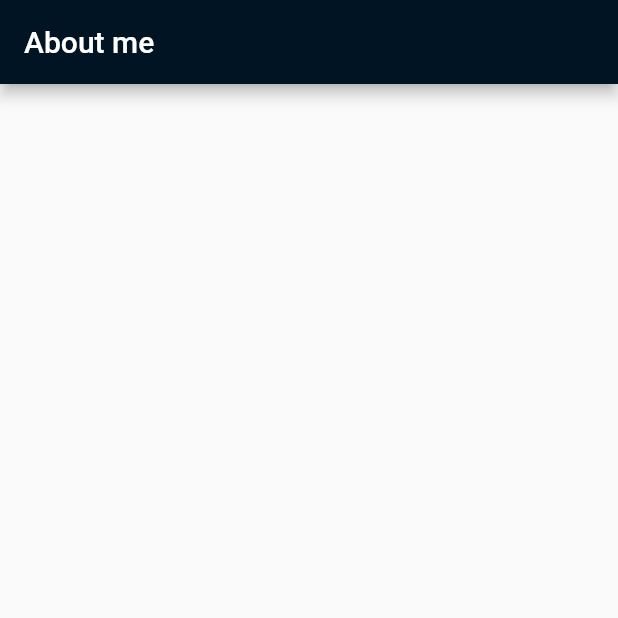
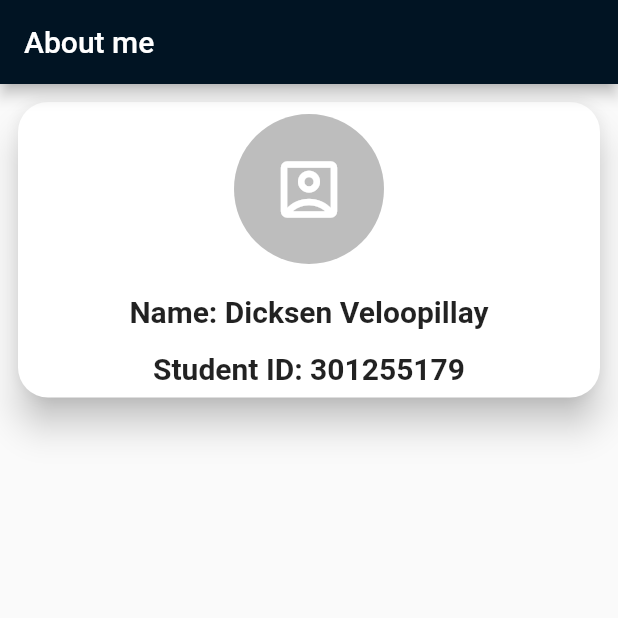
Before and after one commit to Dicksenz/DIcksenVeloopillay-MAPD722-Lab1, a Flutter app: the screen it shows after launch, on a phone screen of 412 x 824 dp, the top half of it. Run offline on Flutter 3.47's test engine with Material 2 defaults, Android fonts, the phone set to English and light mode, and no system bars.

Commit message:
name card widget created

```diff
--- a/lib/screens/home_screen.dart
+++ b/lib/screens/home_screen.dart
@@ -1,4 +1,7 @@
+import 'dart:ui';
+
 import 'package:flutter/material.dart';
+import 'package:lab_1/widgets/name_card.dart';
 
 class HomeScreen extends StatelessWidget {
   const HomeScreen({super.key});
@@ -9,6 +12,14 @@ class HomeScreen extends StatelessWidget {
       appBar: AppBar(
         title: const Text('About me'),
       ),
+      body: Padding(
+        padding: const EdgeInsets.all(12.0),
+        child: Column(
+          children: const [
+            NameCard(),
+          ],
+        ),
+      ),
     );
   }
 }
--- /dev/null
+++ b/lib/widgets/name_card.dart
@@ -0,0 +1,77 @@
+import 'package:flutter/material.dart';
+
+class NameCard extends StatelessWidget {
+  const NameCard({super.key});
+
+  @override
+  Widget build(BuildContext context) {
+    return Card(
+      margin: const EdgeInsets.all(0.0),
+      shape: RoundedRectangleBorder(
+        borderRadius: BorderRadius.circular(20.0),
+      ),
+      elevation: 10.0,
+      child: Padding(
+        padding: const EdgeInsets.all(8.0),
+        child: Column(
+          mainAxisAlignment: MainAxisAlignment.center,
+          children: [
+            CircleAvatar(
+              backgroundColor: Colors.grey[400],
+              radius: 50,
+              child: const Icon(
+                Icons.account_box_outlined,
+                size: 50,
+                color: Colors.white,
+              ),
+            ),
+            const SizedBox(
+              height: 20,
+            ),
+            Row(
+              mainAxisAlignment: MainAxisAlignment.center,
+              children: const [
+                Text(
+                  "Name: ",
+                  style: TextStyle(
+                    fontSize: 20.0,
+                    fontWeight: FontWeight.bold,
+                  ),
+                ),
+                Text(
+                  "Dicksen Veloopillay",
+                  style: TextStyle(
+                    fontSize: 20.0,
+                    fontWeight: FontWeight.bold,
+                  ),
+                ),
+              ],
+            ),
+            const SizedBox(
+              height: 15,
+            ),
+            Row(
+              mainAxisAlignment: MainAxisAlignment.center,
+              children: const [
+                Text(
+                  "Student ID: ",
+                  style: TextStyle(
+                    fontSize: 20.0,
+                    fontWeight: FontWeight.bold,
+                  ),
+                ),
+                Text(
+                  "301255179",
+                  style: TextStyle(
+                    fontSize: 20.0,
+                    fontWeight: FontWeight.bold,
+                  ),
+                ),
+              ],
+            )
+          ],
+        ),
+      ),
+    );
+  }
+}
```
